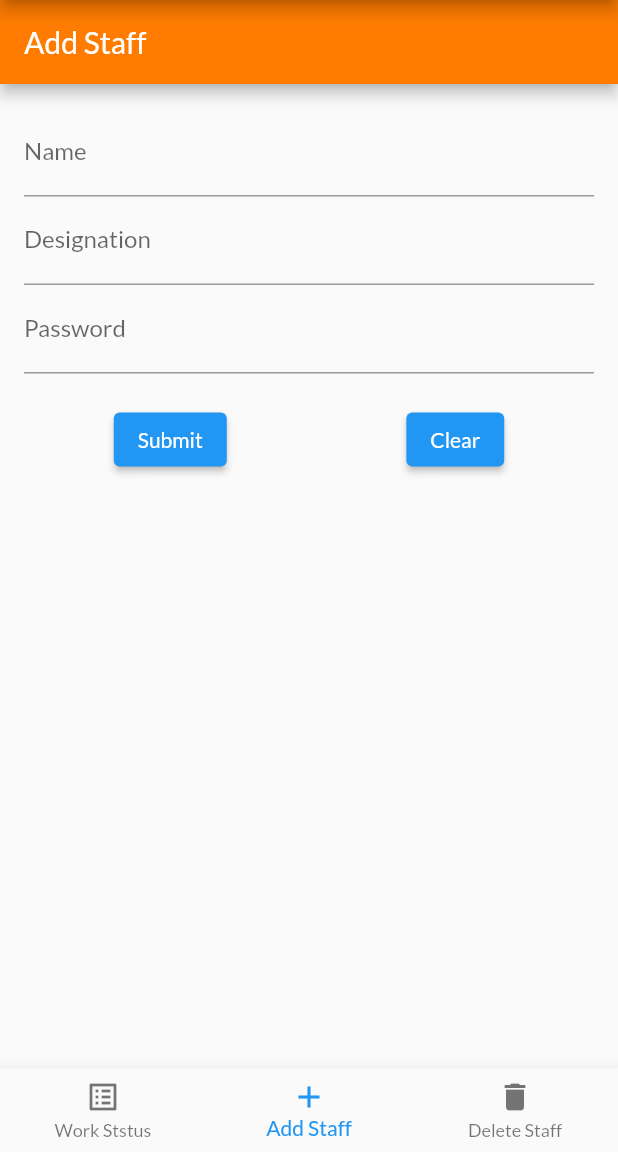
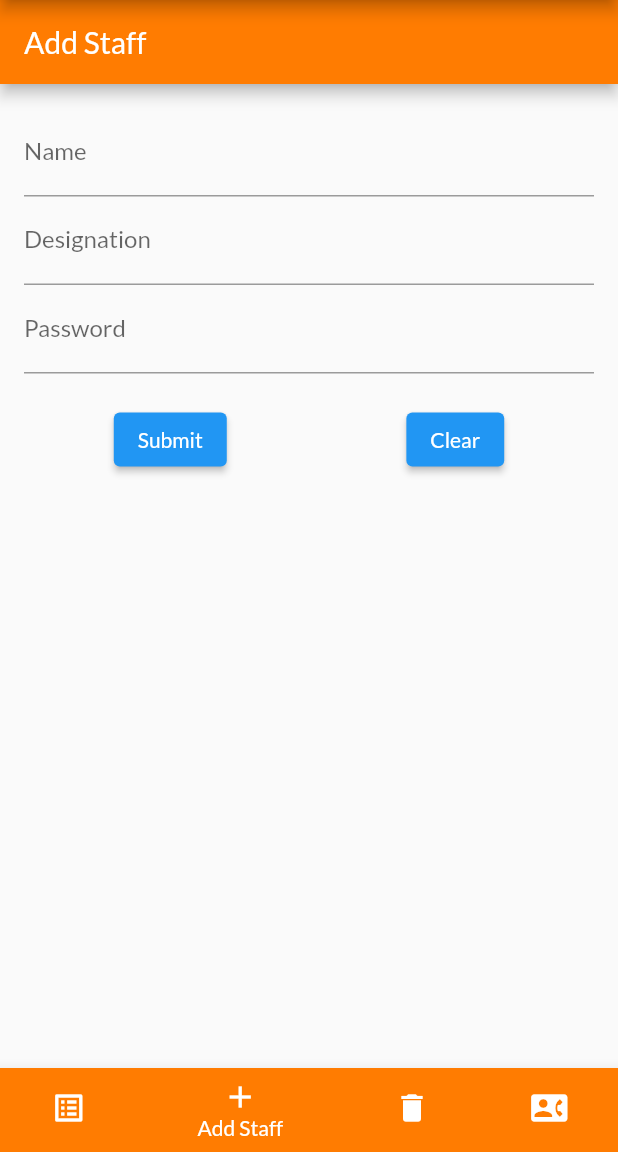
Before and after one commit to RakeshKumarSenapati/Staff_task_management, a Flutter app: the HomeNav screen opened directly, item 2 of the bottom bar chosen, on a phone screen of 412 x 824 dp, the part 84-1236 px from its top. Run offline on Flutter 3.47's test engine with Material 2 defaults, Android fonts, the light colour scheme and no system bars; our stand-ins replace flutter_svg, fluttertoast, google_fonts, month_picker_dialog, shared_preferences; missing offline and left inert: flutter_phone_direct_caller, qr_code_scanner; accounts and stored records are empty; network calls fail.

Commit message:
contact add in admin nav

```diff
--- a/lib/admin_home.dart
+++ b/lib/admin_home.dart
@@ -3,8 +3,7 @@
 import 'package:flutter_application_1/Add_staff.dart';
 import 'package:flutter_application_1/del_staff.dart';
 import 'package:flutter_application_1/main.dart';
-import 'package:flutter_application_1/mobile/mob_login.dart';
-import 'package:flutter_application_1/web/web_login.dart';
+import 'package:flutter_application_1/mobile/mob_contact_prev.dart';
 import 'package:shared_preferences/shared_preferences.dart';
 
 class HomeNav extends StatefulWidget {
@@ -16,7 +15,7 @@
 
 class _HomeNavState extends State<HomeNav> {
   int _currentIndex = 0;
-  final List<Widget> _pages = [StaffList(), StaffAdd(), StaffDelete()];
+  final List<Widget> _pages = [StaffList(), StaffAdd(), StaffDelete(), ContactPrev()];
 
   Future<void> clearSharedPreferences() async {
   SharedPreferences prefs = await SharedPreferences.getInstance();
@@ -57,15 +56,15 @@
       bottomNavigationBar: Container(
         color: Colors.blue,
         child: BottomNavigationBar(
-          // fixedColor: Color.fromARGB(255, 0, 161, 51),
+
           currentIndex: _currentIndex,
           onTap: (int index) {
             setState(() {
               _currentIndex = index;
             });
           },
-          items: [
-            BottomNavigationBarItem(
+          items: const [
+           BottomNavigationBarItem(
                 icon: Icon(Icons.list_alt),
                 label: 'Work Ststus',
                 backgroundColor: Color.fromARGB(255, 191, 1, 243)),
@@ -76,7 +75,11 @@
             BottomNavigationBarItem(
                 icon: Icon(Icons.delete),
                 label: 'Delete Staff',
-                backgroundColor: Color.fromARGB(255, 255, 0, 0)),
+                backgroundColor:Color.fromARGB(255, 255, 0, 0)),
+            BottomNavigationBarItem(
+                icon: Icon(Icons.contact_phone),
+                label: 'Student Contacts',
+                backgroundColor:Color.fromARGB(255, 1, 147, 226)),
           ],
         ),
       ),
--- a/lib/web/web_navbar.dart
+++ b/lib/web/web_navbar.dart
@@ -84,7 +84,7 @@
       bottomNavigationBar: Container(
         color: Colors.blue,
         child: BottomNavigationBar(
-          // fixedColor: Color.fromARGB(255, 0, 161, 51),
+
           currentIndex: _currentIndex,
           onTap: (int index) {
             setState(() {
```
